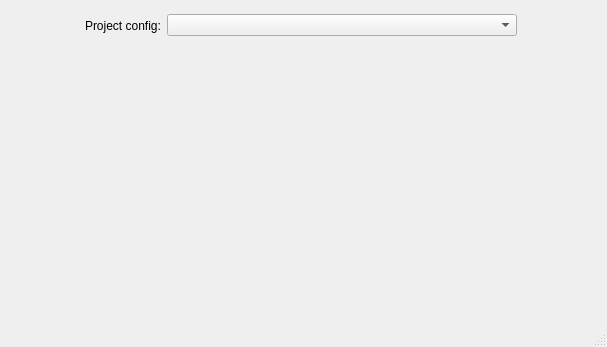
Old version of the form renamer.ui in the repository overmindstudios/Renamer.
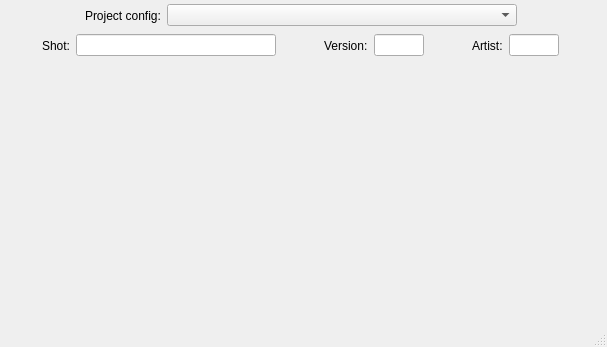
New version of the form.

Patch:
```diff
--- a/renamer.ui
+++ b/renamer.ui
@@ -26,7 +26,7 @@
       <x>0</x>
       <y>0</y>
       <width>601</width>
-      <height>51</height>
+      <height>31</height>
      </rect>
     </property>
     <layout class="QHBoxLayout" name="horizontalLayout">
@@ -75,6 +75,127 @@
      </item>
     </layout>
    </widget>
+   <widget class="QWidget" name="horizontalLayoutWidget_2">
+    <property name="geometry">
+     <rect>
+      <x>0</x>
+      <y>30</y>
+      <width>601</width>
+      <height>31</height>
+     </rect>
+    </property>
+    <layout class="QHBoxLayout" name="horizontalLayout_2">
+     <item>
+      <spacer name="horizontalSpacer_4">
+       <property name="orientation">
+        <enum>Qt::Horizontal</enum>
+       </property>
+       <property name="sizeHint" stdset="0">
+        <size>
+         <width>40</width>
+         <height>20</height>
+        </size>
+       </property>
+      </spacer>
+     </item>
+     <item>
+      <widget class="QLabel" name="label_4">
+       <property name="text">
+        <string>Shot:</string>
+       </property>
+      </widget>
+     </item>
+     <item>
+      <widget class="QLineEdit" name="txtShot">
+       <property name="minimumSize">
+        <size>
+         <width>200</width>
+         <height>0</height>
+        </size>
+       </property>
+       <property name="maximumSize">
+        <size>
+         <width>16777215</width>
+         <height>16777215</height>
+        </size>
+       </property>
+      </widget>
+     </item>
+     <item>
+      <spacer name="horizontalSpacer_5">
+       <property name="orientation">
+        <enum>Qt::Horizontal</enum>
+       </property>
+       <property name="sizeHint" stdset="0">
+        <size>
+         <width>40</width>
+         <height>20</height>
+        </size>
+       </property>
+      </spacer>
+     </item>
+     <item>
+      <widget class="QLabel" name="label_3">
+       <property name="text">
+        <string>Version:</string>
+       </property>
+      </widget>
+     </item>
+     <item>
+      <widget class="QLineEdit" name="txtVersion">
+       <property name="maximumSize">
+        <size>
+         <width>50</width>
+         <height>16777215</height>
+        </size>
+       </property>
+      </widget>
+     </item>
+     <item>
+      <spacer name="horizontalSpacer_6">
+       <property name="orientation">
+        <enum>Qt::Horizontal</enum>
+       </property>
+       <property name="sizeHint" stdset="0">
+        <size>
+         <width>40</width>
+         <height>20</height>
+        </size>
+       </property>
+      </spacer>
+     </item>
+     <item>
+      <widget class="QLabel" name="label_2">
+       <property name="text">
+        <string>Artist:</string>
+       </property>
+      </widget>
+     </item>
+     <item>
+      <widget class="QLineEdit" name="txtArtist">
+       <property name="maximumSize">
+        <size>
+         <width>50</width>
+         <height>16777215</height>
+        </size>
+       </property>
+      </widget>
+     </item>
+     <item>
+      <spacer name="horizontalSpacer_3">
+       <property name="orientation">
+        <enum>Qt::Horizontal</enum>
+       </property>
+       <property name="sizeHint" stdset="0">
+        <size>
+         <width>40</width>
+         <height>20</height>
+        </size>
+       </property>
+      </spacer>
+     </item>
+    </layout>
+   </widget>
   </widget>
   <widget class="QStatusBar" name="statusbar"/>
  </widget>
```
